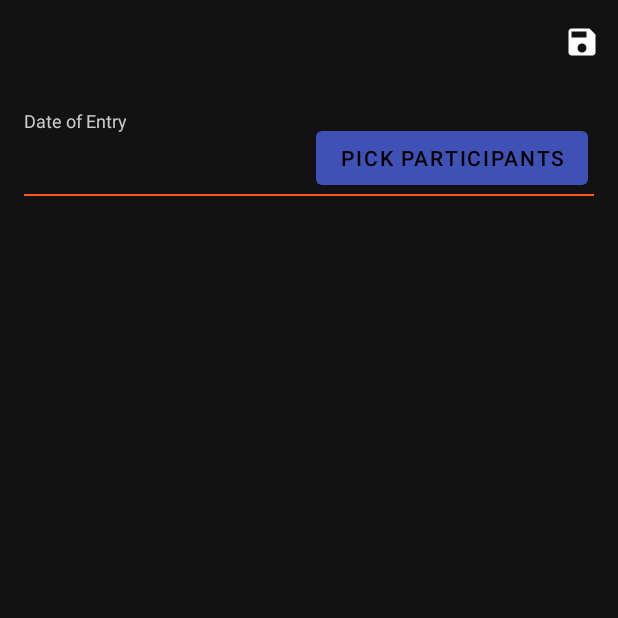
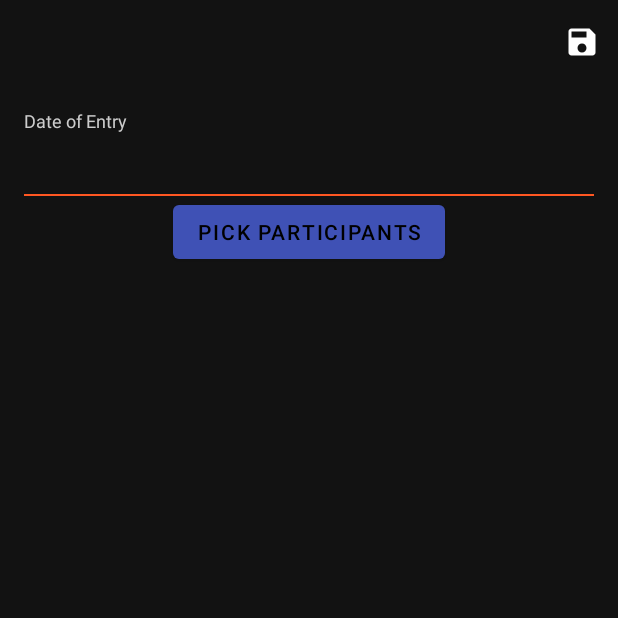
Before and after one commit to AplusKminus/ispork, an Android app: the TransactionEditActivity screen opened directly, with no data from a screen before it, on a phone screen of 412 x 824 dp, the top half of it. Run offline under Robolectric (Android 15) with nearby library versions, the phone set to English and light mode, and no system bars; 2 statements that could not run were skipped.

Commit message:
#8 Move "Pick Participants" button to the end of the list
Also, fix some namings in sub_transaction_edit_fragment.xml

```diff
--- a/app/src/main/res/layout/activity_transaction_edit.xml
+++ b/app/src/main/res/layout/activity_transaction_edit.xml
@@ -31,7 +31,7 @@
     android:layout_width="0dp"
     android:layout_height="wrap_content"
     android:layout_marginEnd="8dp"
-    android:gravity="center_vertical"
+    android:gravity="center"
     android:onClick="pickEntryDate"
     android:textAlignment="center"
     android:textSize="24sp"
@@ -40,17 +40,6 @@
     app:layout_constraintTop_toBottomOf="@+id/transaction_edit_date_label"
     tools:text="2019-08-25" />
 
-  <Button
-    android:id="@+id/transaction_edit_pick_participants_button"
-    android:layout_width="wrap_content"
-    android:layout_height="wrap_content"
-    android:onClick="pickParticipants"
-    android:text="@string/pick_participants"
-    app:layout_constraintBottom_toBottomOf="@+id/transaction_edit_date_field"
-    app:layout_constraintEnd_toEndOf="parent"
-    app:layout_constraintStart_toStartOf="@+id/transaction_edit_guideline_1"
-    app:layout_constraintTop_toTopOf="@+id/transaction_edit_date_field" />
-
   <View
     android:id="@+id/transaction_edit_divider_1"
     style="@style/Divider.Horizontal"
@@ -58,11 +47,34 @@
     app:layout_constraintStart_toStartOf="parent"
     app:layout_constraintTop_toBottomOf="@+id/transaction_edit_date_field" />
 
-  <androidx.recyclerview.widget.RecyclerView
-    android:id="@+id/transaction_edit_sub_transactions_view"
+  <!-- This allows to place the pick participants button as a "footer" below the list, but scrolling with the content
+       instead of being fixed in place. This design causes the nested RecyclerView to layout all contained views
+       immediately, so do not use this construct for long lists. -->
+  <androidx.core.widget.NestedScrollView
     android:layout_width="match_parent"
     android:layout_height="0dp"
     app:layout_constraintBottom_toBottomOf="parent"
-    app:layout_constraintTop_toBottomOf="@+id/transaction_edit_divider_1" />
+    app:layout_constraintTop_toBottomOf="@+id/transaction_edit_divider_1">
+
+    <LinearLayout
+      android:orientation="vertical"
+      android:layout_width="match_parent"
+      android:layout_height="match_parent">
+
+      <androidx.recyclerview.widget.RecyclerView
+        android:id="@+id/transaction_edit_sub_transactions_view"
+        android:layout_width="match_parent"
+        android:layout_height="wrap_content" />
+
+      <Button
+        android:layout_gravity="center_horizontal"
+        android:id="@+id/transaction_edit_pick_participants_button"
+        android:layout_width="wrap_content"
+        android:layout_height="wrap_content"
+        android:onClick="pickParticipants"
+        android:text="@string/pick_participants" />
+    </LinearLayout>
+  </androidx.core.widget.NestedScrollView>
+
 
 </androidx.constraintlayout.widget.ConstraintLayout>
```
Also changed, not shown: app/src/main/kotlin/app/pmsoft/ispork/transaction/SubTransactionsListAdapter.kt (+4 -4 lines), app/src/main/res/layout/sub_transaction_edit_fragment.xml (+10 -9 lines).
